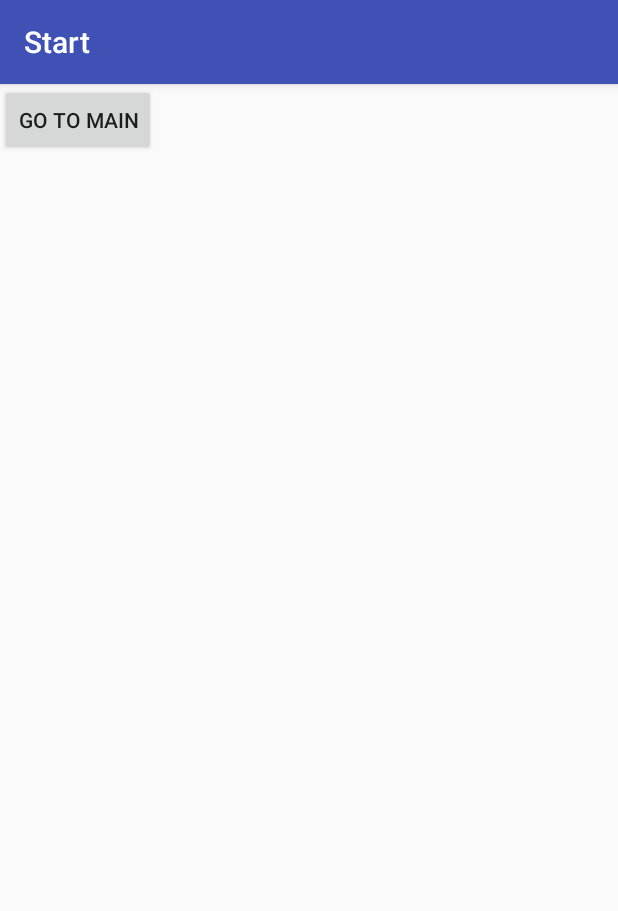
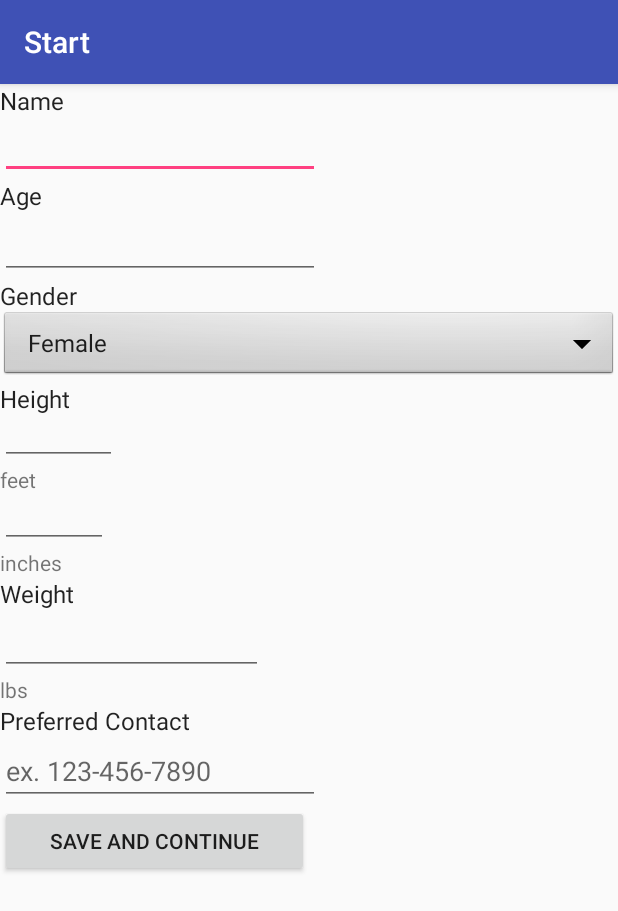
Before and after one commit to abeisun/Limit, an Android app: the screen it shows after launch (StartActivity), on a phone screen of 412 x 824 dp. Shown: the top 911 px of the screen. Run offline under Robolectric (Android 15) with nearby library versions, the phone set to English and light mode, and no system bars.

Commit message:
fixed main activity page with user's information

```diff
--- a/app/src/main/AndroidManifest.xml
+++ b/app/src/main/AndroidManifest.xml
@@ -1,6 +1,7 @@
 <?xml version="1.0" encoding="utf-8"?>
 <manifest xmlns:android="http://schemas.android.com/apk/res/android"
     package="com.limitwhack.limit">
+    <uses-permission android:name="android.permission.READ_CONTACTS" />
 
     <application
         android:allowBackup="true"
@@ -10,6 +11,7 @@
         android:supportsRtl="true"
         android:theme="@style/AppTheme">
         <activity android:name=".StartActivity">
+
             <intent-filter>
                 <action android:name="android.intent.action.MAIN" />
 
@@ -27,4 +29,5 @@
         <activity android:name=".FeedbackActivity"></activity>
     </application>
 
+
 </manifest>
--- a/app/src/main/java/com/limitwhack/limit/StartActivity.java
+++ b/app/src/main/java/com/limitwhack/limit/StartActivity.java
@@ -4,7 +4,11 @@ import android.content.Intent;
 import android.support.v7.app.AppCompatActivity;
 import android.os.Bundle;
 import android.view.View;
+import android.widget.AdapterView;
+import android.widget.ArrayAdapter;
 import android.widget.Button;
+import android.widget.Spinner;
+import android.widget.AdapterView.OnItemSelectedListener;
 
 public class StartActivity extends AppCompatActivity {
     Button submit;
@@ -15,7 +19,13 @@ public class StartActivity extends AppCompatActivity {
         setContentView(R.layout.activity_start);
         setTitle("Start");
 
-        submit = findViewById(R.id.goToMain);
+        submit = findViewById(R.id.saveButton);
+
+       Spinner dropdown = (Spinner)findViewById(R.id.genderSpinner);
+       ArrayAdapter<CharSequence> adapter = ArrayAdapter.createFromResource(this, R.array.gender_array,
+                android.R.layout.simple_spinner_item);
+        adapter.setDropDownViewResource(android.R.layout.simple_spinner_dropdown_item);
+        dropdown.setAdapter(adapter);
 
         submit.setOnClickListener(new View.OnClickListener() {
             public void onClick(View view) {
--- a/app/src/main/res/layout/activity_start.xml
+++ b/app/src/main/res/layout/activity_start.xml
@@ -1,17 +1,123 @@
 <?xml version="1.0" encoding="utf-8"?>
-<android.support.constraint.ConstraintLayout xmlns:android="http://schemas.android.com/apk/res/android"
-    xmlns:app="http://schemas.android.com/apk/res-auto"
-    xmlns:tools="http://schemas.android.com/tools"
+
+<LinearLayout xmlns:tools="http://schemas.android.com/tools"
     android:layout_width="match_parent"
     android:layout_height="match_parent"
-    tools:context="com.limitwhack.limit.StartActivity">
+    android:orientation="vertical"
+    xmlns:android="http://schemas.android.com/apk/res/android">
+
+    <TextView
+        android:id="@+id/nameText"
+        android:layout_width="69dp"
+        android:layout_height="29dp"
+        android:text="Name"
+        android:textAppearance="@style/TextAppearance.AppCompat.Menu" />
+
+    <EditText
+        android:id="@+id/nameInput"
+        android:layout_width="wrap_content"
+        android:layout_height="34dp"
+        android:ems="10"
+        android:inputType="textPersonName" />
+
+    <TextView
+        android:id="@+id/ageText"
+        android:layout_width="87dp"
+        android:layout_height="23dp"
+        android:text="Age"
+        android:textAppearance="@style/TextAppearance.AppCompat.Menu" />
+
+    <EditText
+        android:id="@+id/ageInput"
+        android:layout_width="wrap_content"
+        android:layout_height="43dp"
+        android:ems="10"
+        android:inputType="textPersonName" />
+
+    <TextView
+        android:id="@+id/genderText"
+        android:layout_width="87dp"
+        android:layout_height="20dp"
+        android:text="Gender"
+        android:textAppearance="@style/TextAppearance.AppCompat.Menu" />
+
+    <Spinner
+        android:id="@+id/genderSpinner"
+        android:layout_width="fill_parent"
+        android:layout_height="wrap_content"
+        android:background="@android:drawable/btn_dropdown" />
+
+    <TextView
+        android:id="@+id/heightText"
+        android:layout_width="92dp"
+        android:layout_height="22dp"
+        android:text="Height"
+        android:textAppearance="@style/TextAppearance.AppCompat.Menu" />
+
+    <EditText
+        android:id="@+id/heightFeetInput"
+        android:layout_width="78dp"
+        android:layout_height="33dp"
+        android:ems="10"
+        android:inputType="textPersonName" />
+
+    <TextView
+        android:id="@+id/feetText"
+        android:layout_width="wrap_content"
+        android:layout_height="wrap_content"
+        android:text="feet" />
+
+    <EditText
+        android:id="@+id/heightInchesInput"
+        android:layout_width="72dp"
+        android:layout_height="36dp"
+        android:ems="10"
+        android:inputType="textPersonName" />
+
+    <TextView
+        android:id="@+id/inchesText"
+        android:layout_width="wrap_content"
+        android:layout_height="wrap_content"
+        android:text="inches" />
+
+    <TextView
+        android:id="@+id/weightText"
+        android:layout_width="100dp"
+        android:layout_height="24dp"
+        android:text="Weight"
+        android:textAppearance="@style/TextAppearance.AppCompat.Menu" />
+
+    <EditText
+        android:id="@+id/weightInput"
+        android:layout_width="175dp"
+        android:layout_height="41dp"
+        android:ems="10"
+        android:inputType="textPersonName" />
+
+    <TextView
+        android:id="@+id/weightPoundsText"
+        android:layout_width="wrap_content"
+        android:layout_height="wrap_content"
+        android:text="lbs"/>
+
+    <TextView
+        android:id="@+id/contactText"
+        android:layout_width="wrap_content"
+        android:layout_height="wrap_content"
+        android:text="Preferred Contact"
+        android:textAppearance="@style/TextAppearance.AppCompat.Menu" />
+
+    <EditText
+        android:layout_width="wrap_content"
+        android:layout_height="wrap_content"
+        android:ems="10"
+        android:hint="ex. 123-456-7890"
+        android:inputType="textPersonName" />
 
     <Button
-        android:id="@+id/goToMain"
-        android:layout_width="wrap_content"
+        android:id="@+id/saveButton"
+        android:layout_width="206dp"
         android:layout_height="wrap_content"
-        android:text="Go to main"
-        tools:layout_editor_absoluteX="129dp"
-        tools:layout_editor_absoluteY="377dp" />
+        android:text="Save and Continue" />
 
-</android.support.constraint.ConstraintLayout>
+</LinearLayout>
--- a/app/src/main/res/values/strings.xml
+++ b/app/src/main/res/values/strings.xml
@@ -1,3 +1,10 @@
+<?xml version="1.0" encoding="utf-8"?>
 <resources>
     <string name="app_name">Limit</string>
+    <string-array name="gender_array">
+        <item>Female</item>
+        <item>Male</item>
+        <item>Non-binary</item>
+        <item>Other</item>
+    </string-array>
 </resources>
```
